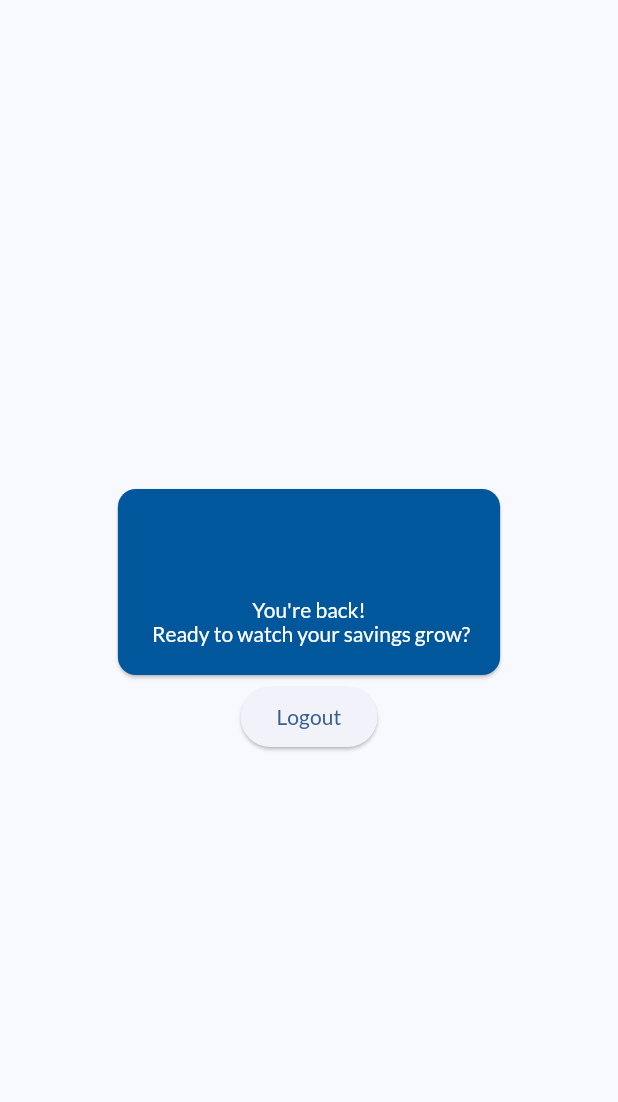
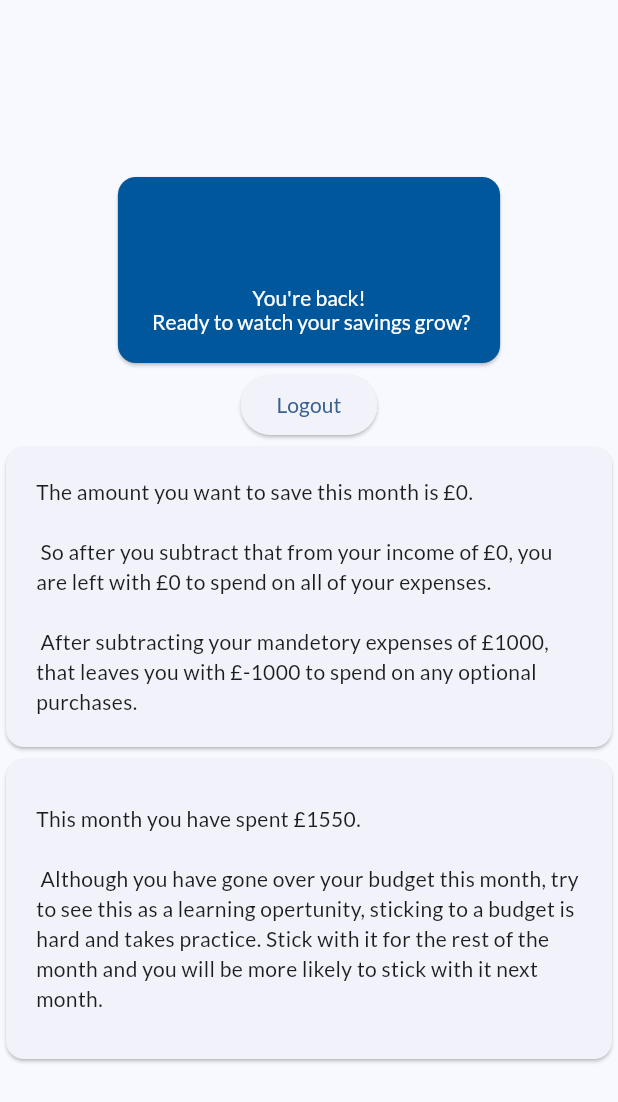
Before and after one commit to joshuatdr/smart-money-app, a Flutter app: the HomePage widget shown alone on an empty page, opened directly, on a phone screen of 412 x 824 dp. Shown: the top 1102 px of the screen. Run offline on Flutter 3.47's test engine with Material 3 defaults, Android fonts, the phone set to English and light mode, and no system bars; our stand-ins replace fl_chart, flutter_expandable_fab, flutter_swiper_view, google_fonts, jwt_decoder, pie_chart and 1 more; missing offline and left inert: status_alert; accounts and stored records are empty; network calls fail.

Commit message:
start implementation of info cards, currently not fully dynamic

```diff
--- a/lib/pages/home/dashboard.dart
+++ b/lib/pages/home/dashboard.dart
@@ -186,6 +186,15 @@
             },
             child: Text('Logout'),
           ),
+          Card(
+              child: _SampleCard(
+            cardName:
+                'The amount you want to save this month is £${context.watch<UserProvider>().savingsTarget}.\n\n So after you subtract that from your income of £${context.watch<UserProvider>().income}, you are left with £${context.watch<UserProvider>().income - context.watch<UserProvider>().savingsTarget} to spend on all of your expenses.\n\n After subtracting your mandetory expenses of £1000, that leaves you with £${context.watch<UserProvider>().income - (context.watch<UserProvider>().savingsTarget + 1000)} to spend on any optional purchases.',
+          )),
+          Card(
+              child: _SampleCard(
+                  cardName:
+                      'This month you have spent £1550.\n\n ${1550 > context.watch<UserProvider>().income - (context.watch<UserProvider>().savingsTarget + 1000) ? 'Although you have gone over your budget this month, try to see this as a learning opertunity, sticking to a budget is hard and takes practice. Stick with it for the rest of the month and you will be more likely to stick with it next month.' : 'You are currently sticking to your budget! nice work, you have £${(context.watch<UserProvider>().income - (context.watch<UserProvider>().savingsTarget + 1000)) - 800} left for the rest of the month.'}'))
         ],
       ),
     );
@@ -228,3 +237,19 @@
     );
   }
 }
+
+class _SampleCard extends StatelessWidget {
+  const _SampleCard({required this.cardName});
+  final String cardName;
+  @override
+  Widget build(BuildContext context) {
+    return SizedBox(
+      width: 500,
+      height: 200,
+      child: Padding(
+        padding: const EdgeInsets.all(20),
+        child: Center(child: Text(cardName)),
+      ),
+    );
+  }
+}
```
Also changed, not shown: 3 other files.
